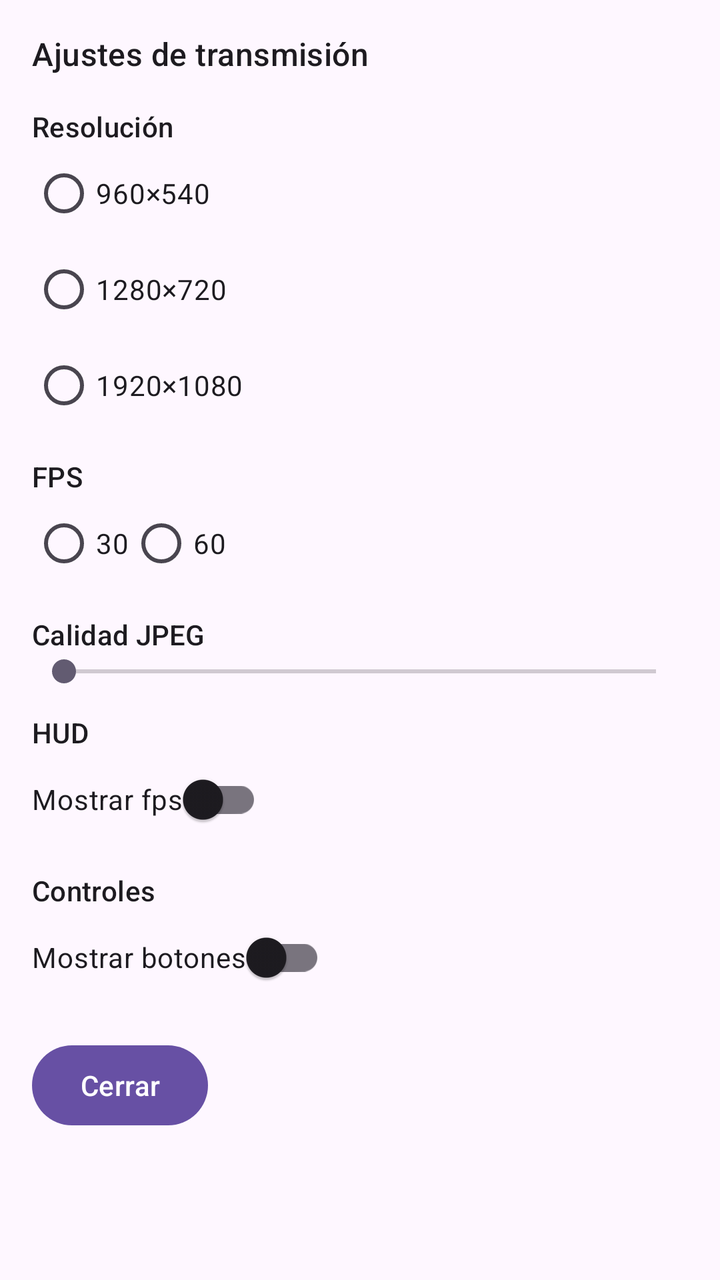
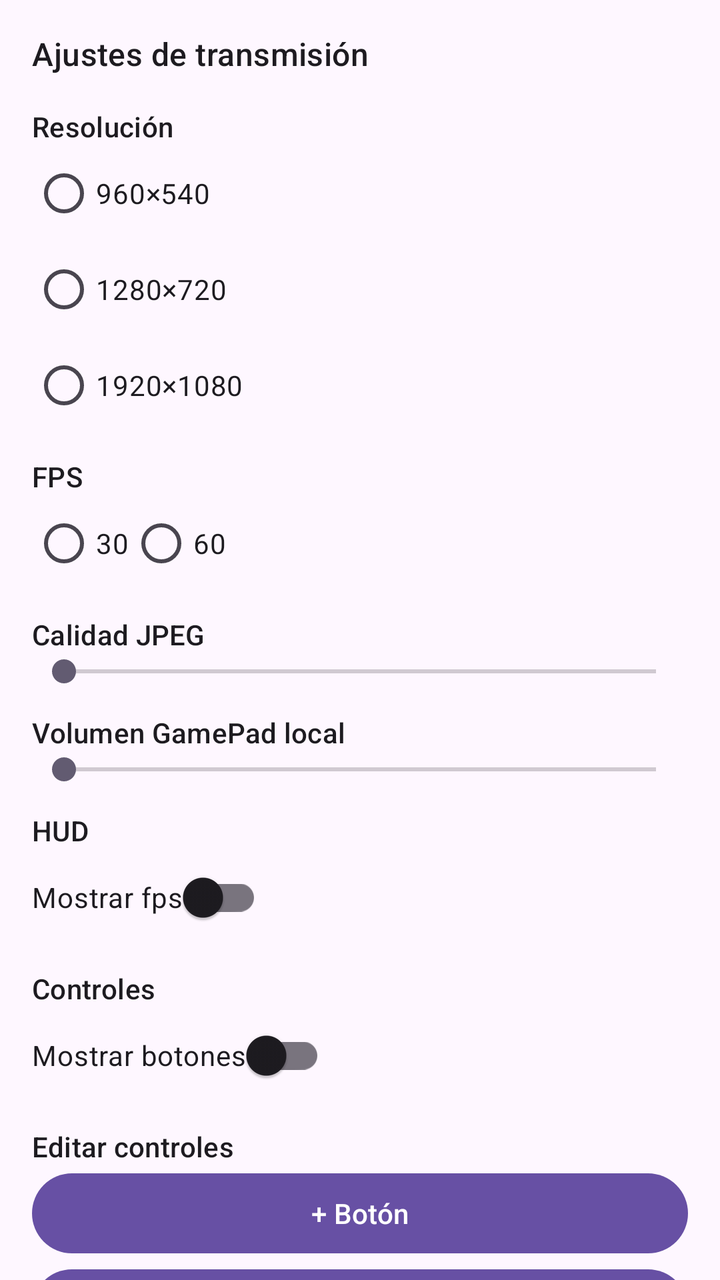

Before-and-after screenshots of an Android layout around one commit, followed by the original layout XML and the change that was made.
<!-- AndroidManifest.xml: application theme Theme.Twinpad -->
<!-- res/layout/drawer_settings.xml -->
<?xml version="1.0" encoding="utf-8"?>
<LinearLayout xmlns:android="http://schemas.android.com/apk/res/android"
    android:id="@+id/drawer_content"
    android:layout_width="match_parent"
    android:layout_height="match_parent"
    android:orientation="vertical"
    android:padding="16dp">

    <TextView
        android:layout_width="wrap_content"
        android:layout_height="wrap_content"
        android:text="@string/settings_title"
        android:textAppearance="?attr/textAppearanceTitleMedium" />

    <TextView
        android:layout_width="wrap_content"
        android:layout_height="wrap_content"
        android:layout_marginTop="16dp"
        android:text="@string/settings_resolution"
        android:textAppearance="?attr/textAppearanceLabelLarge" />

    <RadioGroup
        android:id="@+id/resolution_group"
        android:layout_width="wrap_content"
        android:layout_height="wrap_content"
        android:orientation="vertical">

        <RadioButton
            android:id="@+id/resolution_960x540"
            android:layout_width="wrap_content"
            android:layout_height="wrap_content"
            android:text="960×540" />

        <RadioButton
            android:id="@+id/resolution_1280x720"
            android:layout_width="wrap_content"
            android:layout_height="wrap_content"
            android:text="1280×720" />

        <RadioButton
            android:id="@+id/resolution_1920x1080"
            android:layout_width="wrap_content"
            android:layout_height="wrap_content"
            android:text="1920×1080" />
    </RadioGroup>

    <TextView
        android:layout_width="wrap_content"
        android:layout_height="wrap_content"
        android:layout_marginTop="12dp"
        android:text="@string/settings_fps"
        android:textAppearance="?attr/textAppearanceLabelLarge" />

    <RadioGroup
        android:id="@+id/fps_group"
        android:layout_width="wrap_content"
        android:layout_height="wrap_content"
        android:orientation="horizontal">

        <RadioButton
            android:id="@+id/fps_30"
            android:layout_width="wrap_content"
            android:layout_height="wrap_content"
            android:text="30" />

        <RadioButton
            android:id="@+id/fps_60"
            android:layout_width="wrap_content"
            android:layout_height="wrap_content"
            android:text="60" />
    </RadioGroup>

    <TextView
        android:layout_width="wrap_content"
        android:layout_height="wrap_content"
        android:layout_marginTop="12dp"
        android:text="@string/settings_quality"
        android:textAppearance="?attr/textAppearanceLabelLarge" />

    <SeekBar
        android:id="@+id/jpeg_quality_seek"
        android:layout_width="match_parent"
        android:layout_height="wrap_content"
        android:max="100" />

    <TextView
        android:layout_width="wrap_content"
        android:layout_height="wrap_content"
        android:layout_marginTop="12dp"
        android:text="@string/settings_hud"
        android:textAppearance="?attr/textAppearanceLabelLarge" />

    <com.google.android.material.switchmaterial.SwitchMaterial
        android:id="@+id/switch_show_fps"
        android:layout_width="wrap_content"
        android:layout_height="wrap_content"
        android:text="@string/settings_show_fps" />

    <TextView
        android:layout_width="wrap_content"
        android:layout_height="wrap_content"
        android:layout_marginTop="12dp"
        android:text="@string/settings_controls"
        android:textAppearance="?attr/textAppearanceLabelLarge" />

    <com.google.android.material.switchmaterial.SwitchMaterial
        android:id="@+id/switch_show_controls"
        android:layout_width="wrap_content"
        android:layout_height="wrap_content"
        android:text="@string/settings_show_controls" />

    <Button
        android:id="@+id/btn_close_drawer"
        android:layout_width="wrap_content"
        android:layout_height="wrap_content"
        android:layout_marginTop="16dp"
        android:text="@string/settings_close" />
</LinearLayout>
<!-- resources referenced by this layout -->
<resources>
  <string name="settings_close">Cerrar</string>
  <string name="settings_controls">Controles</string>
  <string name="settings_fps">FPS</string>
  <string name="settings_hud">HUD</string>
  <string name="settings_quality">Calidad JPEG</string>
  <string name="settings_resolution">Resolución</string>
  <string name="settings_show_controls">Mostrar botones</string>
  <string name="settings_show_fps">Mostrar fps</string>
  <string name="settings_title">Ajustes de transmisión</string>
  <style name="Theme.Twinpad" parent="Theme.Material3.DayNight.NoActionBar">
          <item name="android:statusBarColor">@android:color/black</item>
      </style>
</resources>

<!-- the commit's change to res/layout/drawer_settings.xml (unified diff, before → after) -->
@@ -1,118 +1,176 @@
 <?xml version="1.0" encoding="utf-8"?>
-<LinearLayout xmlns:android="http://schemas.android.com/apk/res/android"
-    android:id="@+id/drawer_content"
+<androidx.core.widget.NestedScrollView xmlns:android="http://schemas.android.com/apk/res/android"
+    android:id="@+id/drawer_scroll"
     android:layout_width="match_parent"
     android:layout_height="match_parent"
-    android:orientation="vertical"
-    android:padding="16dp">
+    android:fillViewport="true"
+    android:overScrollMode="ifContentScrolls">
 
-    <TextView
-        android:layout_width="wrap_content"
+    <LinearLayout
+        android:id="@+id/drawer_content"
+        android:layout_width="match_parent"
         android:layout_height="wrap_content"
-        android:text="@string/settings_title"
-        android:textAppearance="?attr/textAppearanceTitleMedium" />
+        android:orientation="vertical"
+        android:padding="16dp">
 
-    <TextView
-        android:layout_width="wrap_content"
-        android:layout_height="wrap_content"
-        android:layout_marginTop="16dp"
-        android:text="@string/settings_resolution"
-        android:textAppearance="?attr/textAppearanceLabelLarge" />
-
-    <RadioGroup
-        android:id="@+id/resolution_group"
-        android:layout_width="wrap_content"
-        android:layout_height="wrap_content"
-        android:orientation="vertical">
-
-        <RadioButton
-            android:id="@+id/resolution_960x540"
+        <TextView
             android:layout_width="wrap_content"
             android:layout_height="wrap_content"
-            android:text="960×540" />
+            android:text="@string/settings_title"
+            android:textAppearance="?attr/textAppearanceTitleMedium" />
 
-        <RadioButton
-            android:id="@+id/resolution_1280x720"
+        <TextView
             android:layout_width="wrap_content"
             android:layout_height="wrap_content"
-            android:text="1280×720" />
+            android:layout_marginTop="16dp"
+            android:text="@string/settings_resolution"
+            android:textAppearance="?attr/textAppearanceLabelLarge" />
 
-        <RadioButton
-            android:id="@+id/resolution_1920x1080"
+        <RadioGroup
+            android:id="@+id/resolution_group"
             android:layout_width="wrap_content"
             android:layout_height="wrap_content"
-            android:text="1920×1080" />
-    </RadioGroup>
+            android:orientation="vertical">
 
-    <TextView
-        android:layout_width="wrap_content"
-        android:layout_height="wrap_content"
-        android:layout_marginTop="12dp"
-        android:text="@string/settings_fps"
-        android:textAppearance="?attr/textAppearanceLabelLarge" />
+            <RadioButton
+                android:id="@+id/resolution_960x540"
+                android:layout_width="wrap_content"
+                android:layout_height="wrap_content"
+                android:text="960×540" />
 
-    <RadioGroup
-        android:id="@+id/fps_group"
-        android:layout_width="wrap_content"
-        android:layout_height="wrap_content"
-        android:orientation="horizontal">
+            <RadioButton
+                android:id="@+id/resolution_1280x720"
+                android:layout_width="wrap_content"
+                android:layout_height="wrap_content"
+                android:text="1280×720" />
 
-        <RadioButton
-            android:id="@+id/fps_30"
+            <RadioButton
+                android:id="@+id/resolution_1920x1080"
+                android:layout_width="wrap_content"
+                android:layout_height="wrap_content"
+                android:text="1920×1080" />
+        </RadioGroup>
+
+        <TextView
             android:layout_width="wrap_content"
             android:layout_height="wrap_content"
-            android:text="30" />
+            android:layout_marginTop="12dp"
+            android:text="@string/settings_fps"
+            android:textAppearance="?attr/textAppearanceLabelLarge" />
 
-        <RadioButton
-            android:id="@+id/fps_60"
+        <RadioGroup
+            android:id="@+id/fps_group"
             android:layout_width="wrap_content"
             android:layout_height="wrap_content"
-            android:text="60" />
-    </RadioGroup>
+            android:orientation="horizontal">
 
-    <TextView
-        android:layout_width="wrap_content"
-        android:layout_height="wrap_content"
-        android:layout_marginTop="12dp"
-        android:text="@string/settings_quality"
-        android:textAppearance="?attr/textAppearanceLabelLarge" />
+            <RadioButton
+                android:id="@+id/fps_30"
+                android:layout_width="wrap_content"
+                android:layout_height="wrap_content"
+                android:text="30" />
 
-    <SeekBar
-        android:id="@+id/jpeg_quality_seek"
-        android:layout_width="match_parent"
-        android:layout_height="wrap_content"
-        android:max="100" />
+            <RadioButton
+                android:id="@+id/fps_60"
+                android:layout_width="wrap_content"
+                android:layout_height="wrap_content"
+                android:text="60" />
+        </RadioGroup>
 
-    <TextView
-        android:layout_width="wrap_content"
-        android:layout_height="wrap_content"
-        android:layout_marginTop="12dp"
-        android:text="@string/settings_hud"
-        android:textAppearance="?attr/textAppearanceLabelLarge" />
+        <TextView
+            android:layout_width="wrap_content"
+            android:layout_height="wrap_content"
+            android:layout_marginTop="12dp"
+            android:text="@string/settings_quality"
+            android:textAppearance="?attr/textAppearanceLabelLarge" />
 
-    <com.google.android.material.switchmaterial.SwitchMaterial
-        android:id="@+id/switch_show_fps"
-        android:layout_width="wrap_content"
-        android:layout_height="wrap_content"
-        android:text="@string/settings_show_fps" />
+        <SeekBar
+            android:id="@+id/jpeg_quality_seek"
+            android:layout_width="match_parent"
+            android:layout_height="wrap_content"
+            android:max="100" />
 
-    <TextView
-        android:layout_width="wrap_content"
-        android:layout_height="wrap_content"
-        android:layout_marginTop="12dp"
-        android:text="@string/settings_controls"
-        android:textAppearance="?attr/textAppearanceLabelLarge" />
+        <TextView
+            android:layout_width="wrap_content"
+            android:layout_height="wrap_content"
+            android:layout_marginTop="12dp"
+            android:text="@string/settings_audio"
+            android:textAppearance="?attr/textAppearanceLabelLarge" />
 
-    <com.google.android.material.switchmaterial.SwitchMaterial
-        android:id="@+id/switch_show_controls"
-        android:layout_width="wrap_content"
-        android:layout_height="wrap_content"
-        android:text="@string/settings_show_controls" />
+        <SeekBar
+            android:id="@+id/audio_volume_seek"
+            android:layout_width="match_parent"
+            android:layout_height="wrap_content"
+            android:max="100" />
 
-    <Button
-        android:id="@+id/btn_close_drawer"
-        android:layout_width="wrap_content"
-        android:layout_height="wrap_content"
-        android:layout_marginTop="16dp"
-        android:text="@string/settings_close" />
-</LinearLayout>
+        <TextView
+            android:layout_width="wrap_content"
+            android:layout_height="wrap_content"
+            android:layout_marginTop="12dp"
+            android:text="@string/settings_hud"
+            android:textAppearance="?attr/textAppearanceLabelLarge" />
+
+        <com.google.android.material.switchmaterial.SwitchMaterial
+            android:id="@+id/switch_show_fps"
+            android:layout_width="wrap_content"
+            android:layout_height="wrap_content"
+            android:text="@string/settings_show_fps" />
+
+        <TextView
+            android:layout_width="wrap_content"
+            android:layout_height="wrap_content"
+            android:layout_marginTop="12dp"
+            android:text="@string/settings_controls"
+            android:textAppearance="?attr/textAppearanceLabelLarge" />
+
+        <com.google.android.material.switchmaterial.SwitchMaterial
+            android:id="@+id/switch_show_controls"
+            android:layout_width="wrap_content"
+            android:layout_height="wrap_content"
+            android:text="@string/settings_show_controls" />
+
+        <TextView
+            android:layout_width="wrap_content"
+            android:layout_height="wrap_content"
+            android:layout_marginTop="12dp"
+            android:text="@string/editor_edit"
+            android:textAppearance="?attr/textAppearanceLabelLarge" />
+
+        <Button
+            android:id="@+id/editor_add_button"
+            android:layout_width="match_parent"
+            android:layout_height="wrap_content"
+            android:text="@string/editor_add_button" />
+
+        <Button
+            android:id="@+id/editor_add_stick"
+            android:layout_width="match_parent"
+            android:layout_height="wrap_content"
+            android:text="@string/editor_add_stick" />
+
+        <Button
+            android:id="@+id/editor_add_dpad"
+            android:layout_width="match_parent"
+            android:layout_height="wrap_content"
+            android:text="@string/editor_add_dpad" />
+
+        <Button
+            android:id="@+id/editor_assign"
+            android:layout_width="match_parent"
+            android:layout_height="wrap_content"
+            android:text="@string/editor_assign" />
+
+        <Button
+            android:id="@+id/editor_delete"
+            android:layout_width="match_parent"
+            android:layout_height="wrap_content"
+            android:text="@string/editor_delete" />
+
+        <Button
+            android:id="@+id/btn_close_drawer"
+            android:layout_width="match_parent"
+            android:layout_height="wrap_content"
+            android:text="@string/settings_close" />
+
+    </LinearLayout>
+</androidx.core.widget.NestedScrollView>
<!-- resource entries referenced after the edit -->
@@ -1,5 +1,12 @@
 <!-- resources referenced by this layout -->
 <resources>
+  <string name="editor_add_button">+ Botón</string>
+  <string name="editor_add_dpad">+ D-pad</string>
+  <string name="editor_add_stick">+ Stick</string>
+  <string name="editor_assign">Asignar</string>
+  <string name="editor_delete">Eliminar</string>
+  <string name="editor_edit">Editar controles</string>
+  <string name="settings_audio">Volumen GamePad local</string>
   <string name="settings_close">Cerrar</string>
   <string name="settings_controls">Controles</string>
   <string name="settings_fps">FPS</string>
